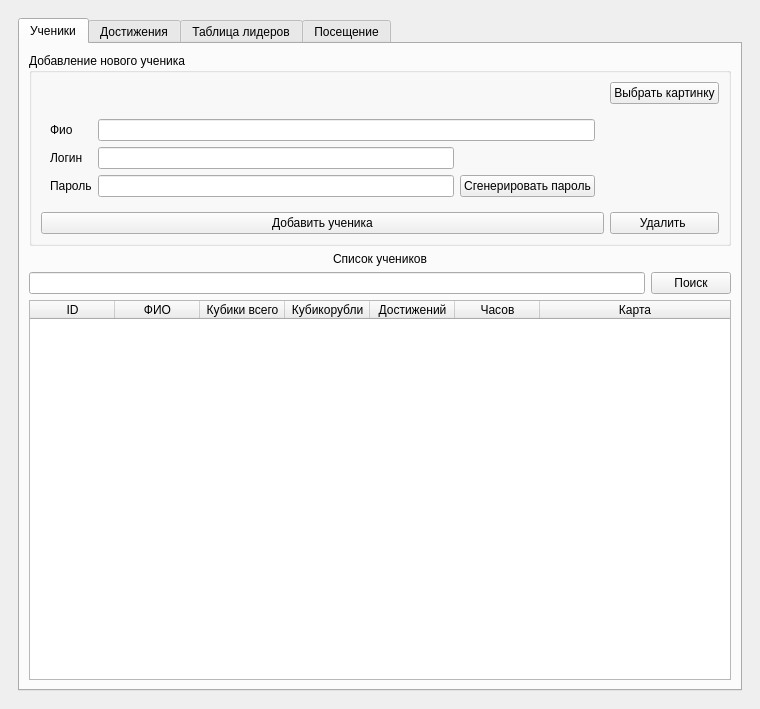
Dimarom4/SmartQube, file main_ui_proba.ui: the form before one commit.
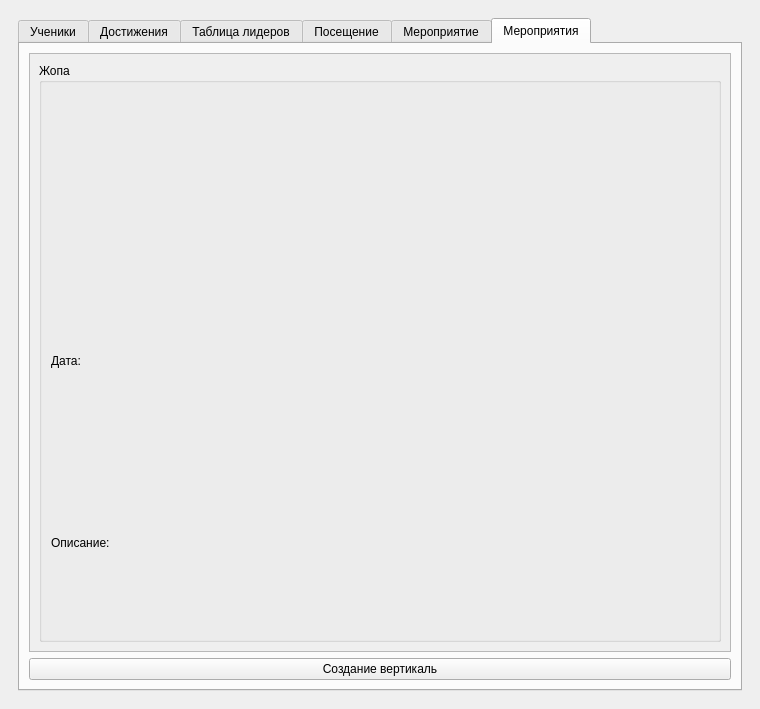
The form after the commit. Icons and pictures are not drawn.

Patch:
```diff
--- a/main_ui_proba.ui
+++ b/main_ui_proba.ui
@@ -10,6 +10,12 @@
     <height>709</height>
    </rect>
   </property>
+  <property name="sizePolicy">
+   <sizepolicy hsizetype="MinimumExpanding" vsizetype="MinimumExpanding">
+    <horstretch>0</horstretch>
+    <verstretch>0</verstretch>
+   </sizepolicy>
+  </property>
   <property name="windowTitle">
    <string>Smart Qube</string>
   </property>
@@ -57,7 +63,7 @@
            <enum>QTabWidget::Rounded</enum>
           </property>
           <property name="currentIndex">
-           <number>0</number>
+           <number>5</number>
           </property>
           <property name="documentMode">
            <bool>false</bool>
@@ -253,7 +259,7 @@
                <bool>true</bool>
               </property>
               <attribute name="horizontalHeaderVisible">
-               <bool>true</bool>
+               <bool>false</bool>
               </attribute>
               <attribute name="horizontalHeaderCascadingSectionResizes">
                <bool>false</bool>
@@ -861,6 +867,145 @@
             </item>
            </layout>
           </widget>
+          <widget class="QWidget" name="tab">
+           <attribute name="title">
+            <string>Мероприятие</string>
+           </attribute>
+           <layout class="QGridLayout" name="gridLayout_5">
+            <item row="7" column="1">
+             <widget class="QCalendarWidget" name="calendarWidget"/>
+            </item>
+            <item row="3" column="0">
+             <widget class="QLabel" name="label_3">
+              <property name="text">
+               <string>Описание</string>
+              </property>
+             </widget>
+            </item>
+            <item row="4" column="1">
+             <widget class="QLabel" name="label_5">
+              <property name="text">
+               <string/>
+              </property>
+              <property name="pixmap">
+               <pixmap>logo.png</pixmap>
+              </property>
+             </widget>
+            </item>
+            <item row="4" column="0" rowspan="4">
+             <widget class="QTextEdit" name="textEdit"/>
+            </item>
+            <item row="3" column="1">
+             <widget class="QPushButton" name="pushButton">
+              <property name="text">
+               <string>Выбрать картинку</string>
+              </property>
+             </widget>
+            </item>
+            <item row="0" column="0">
+             <widget class="QLabel" name="label_4">
+              <property name="text">
+               <string>Название</string>
+              </property>
+             </widget>
+            </item>
+            <item row="6" column="1">
+             <widget class="QPushButton" name="pushButton_2">
+              <property name="text">
+               <string>Удалить картинку</string>
+              </property>
+             </widget>
+            </item>
+            <item row="1" column="0">
+             <widget class="QLineEdit" name="lineEdit"/>
+            </item>
+            <item row="0" column="1" rowspan="2">
+             <widget class="QPushButton" name="pushButton_3">
+              <property name="sizePolicy">
+               <sizepolicy hsizetype="MinimumExpanding" vsizetype="MinimumExpanding">
+                <horstretch>0</horstretch>
+                <verstretch>0</verstretch>
+               </sizepolicy>
+              </property>
+              <property name="text">
+               <string>Сохранить мероприятие</string>
+              </property>
+             </widget>
+            </item>
+           </layout>
+          </widget>
+          <widget class="QWidget" name="tab_2">
+           <attribute name="title">
+            <string>Мероприятия</string>
+           </attribute>
+           <layout class="QVBoxLayout" name="verticalLayout_5">
+            <item>
+             <widget class="QScrollArea" name="scrollArea">
+              <property name="sizePolicy">
+               <sizepolicy hsizetype="MinimumExpanding" vsizetype="MinimumExpanding">
+                <horstretch>0</horstretch>
+                <verstretch>0</verstretch>
+               </sizepolicy>
+              </property>
+              <property name="widgetResizable">
+               <bool>true</bool>
+              </property>
+              <widget class="QWidget" name="scrollAreaWidgetContents">
+               <property name="geometry">
+                <rect>
+                 <x>0</x>
+                 <y>0</y>
+                 <width>698</width>
+                 <height>598</height>
+                </rect>
+               </property>
+               <layout class="QGridLayout" name="gridLayout_8">
+                <item row="0" column="0">
+                 <widget class="QGroupBox" name="groupBox">
+                  <property name="title">
+                   <string>Жопа</string>
+                  </property>
+                  <layout class="QGridLayout" name="gridLayout_9">
+                   <item row="2" column="0">
+                    <widget class="QLabel" name="label_8">
+                     <property name="text">
+                      <string>Описание:</string>
+                     </property>
+                    </widget>
+                   </item>
+                   <item row="0" column="0">
+                    <widget class="QLabel" name="label_7">
+                     <property name="text">
+                      <string/>
+                     </property>
+                     <property name="pixmap">
+                      <pixmap>logo.png</pixmap>
+                     </property>
+                    </widget>
+                   </item>
+                   <item row="1" column="0">
+                    <widget class="QLabel" name="label_6">
+                     <property name="text">
+                      <string>Дата:</string>
+                     </property>
+                    </widget>
+                   </item>
+                  </layout>
+                 </widget>
+                </item>
+               </layout>
+              </widget>
+             </widget>
+            </item>
+            <item>
+             <widget class="QPushButton" name="pushButton_4">
+              <property name="text">
+               <string>Создание вертикаль</string>
+              </property>
+             </widget>
+            </item>
+           </layout>
+          </widget>
          </widget>
         </item>
        </layout>
```
Left out of the diff: 82 changed lines with no effect on the pictures.
